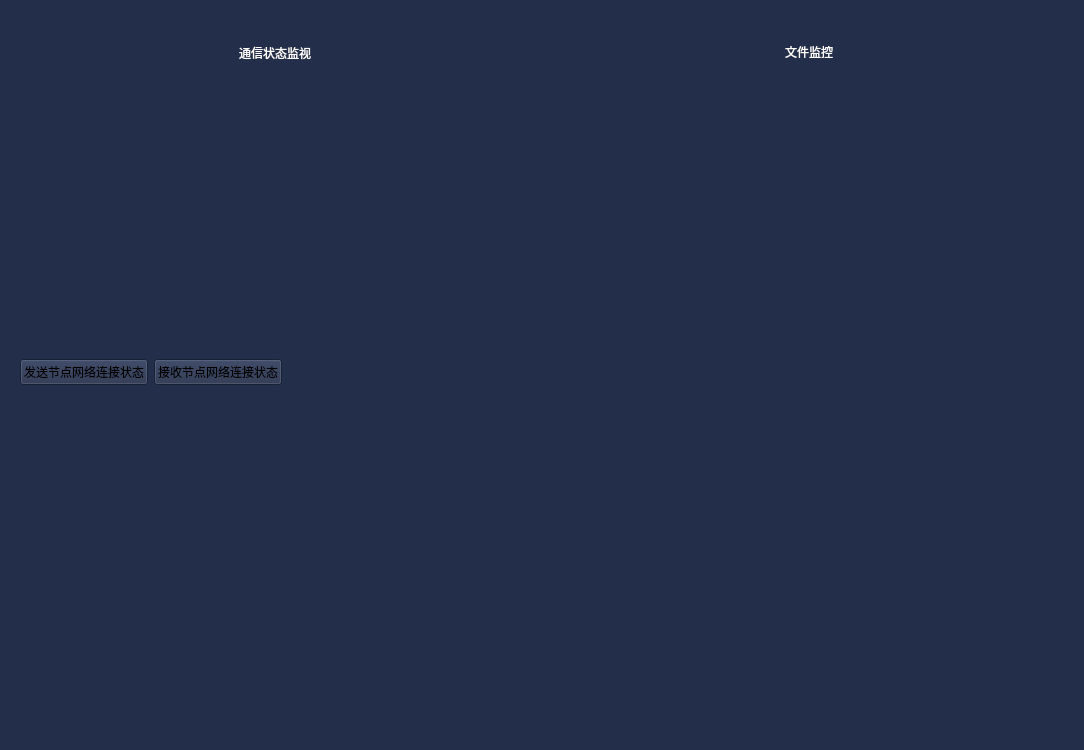
Qt form MDS_DevelopWork/src/UserPlugins/DataMonitorPlugin/DataMonitorDialog.ui (fucked777/znsd) before a commit.
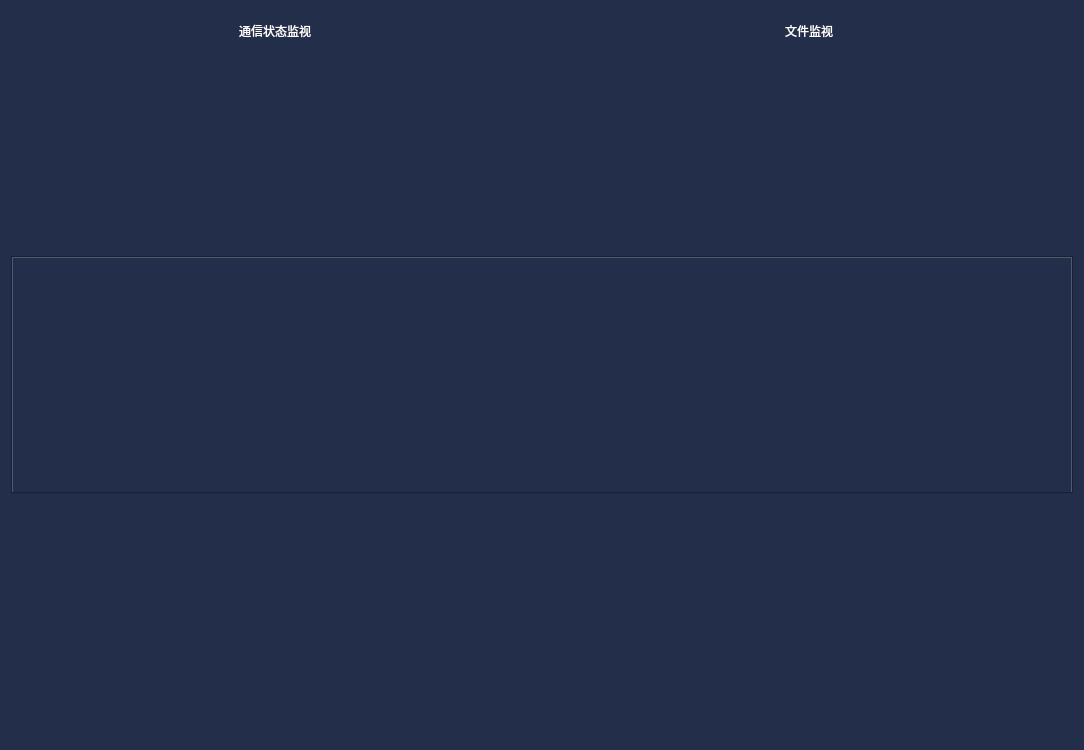
The same form after that commit.

What changed in the file:
```diff
--- a/MDS_DevelopWork/src/UserPlugins/DataMonitorPlugin/DataMonitorDialog.ui
+++ b/MDS_DevelopWork/src/UserPlugins/DataMonitorPlugin/DataMonitorDialog.ui
@@ -17,17 +17,11 @@
    <string notr="true">background-color: #232e4a;
 </string>
   </property>
-  <layout class="QVBoxLayout" name="verticalLayout_3" stretch="9,1">
+  <layout class="QVBoxLayout" name="verticalLayout_3" stretch="1,1,1">
    <item>
-    <layout class="QHBoxLayout" name="horizontalLayout_4">
+    <layout class="QHBoxLayout" name="horizontalLayout_3">
      <item>
-      <widget class="QWidget" name="widget" native="true">
-       <property name="styleSheet">
-        <string notr="true">QLabel{
-color:white;
-}</string>
-       </property>
-       <layout class="QVBoxLayout" name="verticalLayout" stretch="1,4,1,4">
+      <layout class="QVBoxLayout" name="verticalLayout" stretch="1,5">
         <item>
          <layout class="QHBoxLayout" name="horizontalLayout">
           <item>
@@ -45,6 +39,11 @@
           </item>
           <item>
            <widget class="QLabel" name="label">
+           <property name="styleSheet">
+            <string notr="true">QLabel{
+color:white;
+}</string>
+           </property>
             <property name="text">
              <string>通信状态监视</string>
             </property>
@@ -66,26 +65,16 @@
          </layout>
         </item>
         <item>
-         <widget class="QWidget" name="widget_3" native="true">
+        <widget class="QWidget" name="widget" native="true">
           <layout class="QGridLayout" name="gridLayout"/>
          </widget>
         </item>
+      </layout>
+     </item>
+     <item>
+      <layout class="QVBoxLayout" name="verticalLayout_2" stretch="1,5">
         <item>
          <layout class="QHBoxLayout" name="horizontalLayout_2">
-          <item>
-           <widget class="QPushButton" name="pushButton">
-            <property name="text">
-             <string>发送节点网络连接状态</string>
-            </property>
-           </widget>
-          </item>
-          <item>
-           <widget class="QPushButton" name="pushButton_2">
-            <property name="text">
-             <string>接收节点网络连接状态</string>
-            </property>
-           </widget>
-          </item>
           <item>
            <spacer name="horizontalSpacer_3">
             <property name="orientation">
@@ -99,46 +88,20 @@
             </property>
            </spacer>
           </item>
-         </layout>
-        </item>
-        <item>
-         <widget class="QStackedWidget" name="stackedWidget"/>
-        </item>
-       </layout>
-      </widget>
-     </item>
-     <item>
-      <widget class="QWidget" name="widget_2" native="true">
-       <property name="styleSheet">
-        <string notr="true">QLabel{
-color:white;
-}</string>
-       </property>
-       <layout class="QVBoxLayout" name="verticalLayout_2" stretch="1,9">
-        <item>
-         <layout class="QHBoxLayout" name="horizontalLayout_3">
-          <item>
-           <spacer name="horizontalSpacer_4">
-            <property name="orientation">
-             <enum>Qt::Horizontal</enum>
-            </property>
-            <property name="sizeHint" stdset="0">
-             <size>
-              <width>40</width>
-              <height>20</height>
-             </size>
-            </property>
-           </spacer>
-          </item>
           <item>
            <widget class="QLabel" name="label_2">
+           <property name="styleSheet">
+            <string notr="true">QLabel{
+color:white;
+}</string>
+           </property>
             <property name="text">
-             <string>文件监控</string>
+            <string>文件监视</string>
             </property>
            </widget>
           </item>
           <item>
-           <spacer name="horizontalSpacer_5">
+          <spacer name="horizontalSpacer_4">
             <property name="orientation">
              <enum>Qt::Horizontal</enum>
             </property>
@@ -153,19 +116,19 @@
          </layout>
         </item>
         <item>
-         <widget class="QWidget" name="widget_4" native="true">
+        <widget class="QWidget" name="widget_2" native="true">
           <layout class="QGridLayout" name="gridLayout_2"/>
          </widget>
         </item>
        </layout>
-      </widget>
      </item>
     </layout>
    </item>
    <item>
-    <widget class="QWidget" name="widget_5" native="true">
-     <layout class="QHBoxLayout" name="horizontalLayout_5"/>
-    </widget>
+    <widget class="QTabWidget" name="tabWidget"/>
+   </item>
+   <item>
+    <widget class="QWidget" name="widget_3" native="true"/>
    </item>
   </layout>
  </widget>
```
Lines whose indentation alone changed are shown as unchanged.
